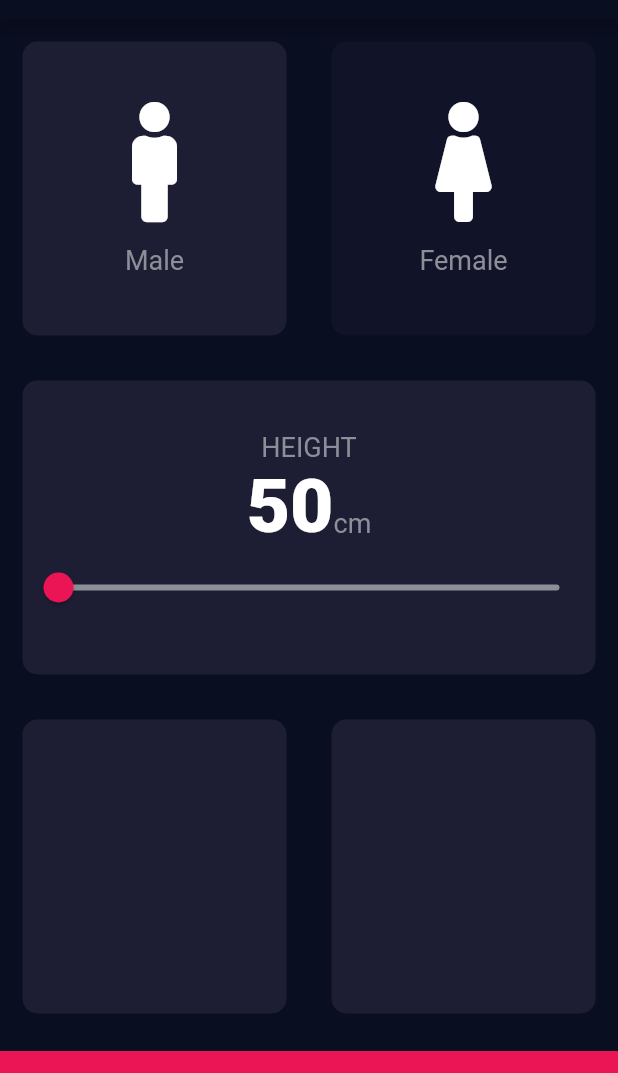
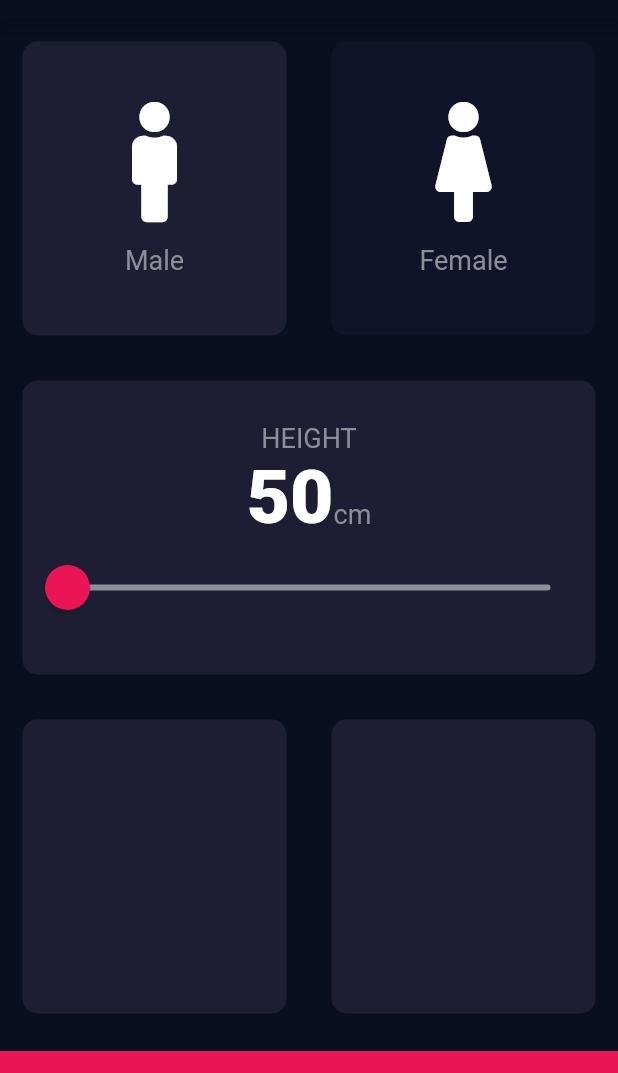
Before and after one commit to ishvar99/flutter_bmi_calculator, a Flutter app: the screen it shows after launch, on a phone screen of 412 x 824 dp, the part 65-1138 px from its top. Run offline on Flutter 3.47's test engine with Material 2 defaults, Android fonts, the phone set to English and light mode, and no system bars; our stand-ins replace font_awesome_flutter.

Commit message:
customized the slider widget

```diff
--- a/lib/screens/home.dart
+++ b/lib/screens/home.dart
@@ -86,17 +86,28 @@ class _HomeState extends State<Home> {
                       Text('cm', style: Theme.of(context).textTheme.display1),
                     ],
                   ),
-                  Slider(
+                  SliderTheme(
+                    data: SliderThemeData(
+                      thumbShape: RoundSliderThumbShape(
+                        enabledThumbRadius: 15.0,
+                      ),
+                      activeTrackColor:Colors.white,
+                      inactiveTrackColor: Color(0xFF8D8E98),
+                      overlayShape: RoundSliderOverlayShape(overlayRadius: 30.0,),
+                      thumbColor:Color(0xFFEB1555),
+                      overlayColor: Color(0x29EB1555)
+                    ),
+                    child: Slider(
                       min: 50.0,
                       max: 350.0,
-                    activeColor: Color(0xFFEB1555),
-                    inactiveColor: Color(0xFF8D8E98),
+
                       value: sliderValue,
                       onChanged: (val) {
                         setState(() {
                           sliderValue = val;
                         });
                       },
+                    ),
                   )
                 ],
               ),
```
Lines whose indentation alone changed are shown as unchanged.
